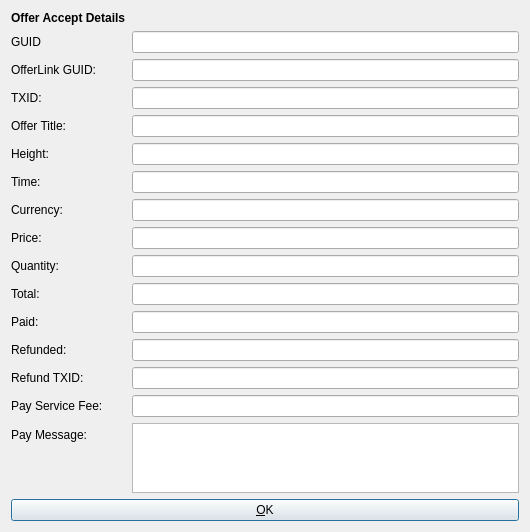
syscoin/syscoin1, file src/qt/forms/offeracceptinfodialog.ui: the form before one commit.
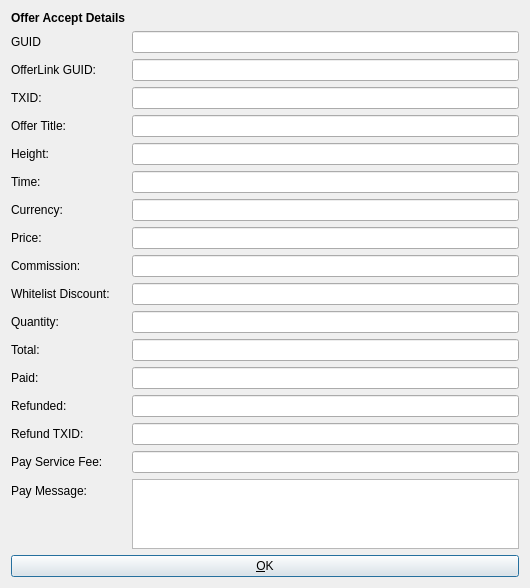
The form after the commit. Icons and pictures are not drawn.

What changed in the file:
```diff
--- a/src/qt/forms/offeracceptinfodialog.ui
+++ b/src/qt/forms/offeracceptinfodialog.ui
@@ -98,98 +98,98 @@
        </property>
       </widget>
      </item>
-     <item row="9" column="0">
+     <item row="11" column="0">
       <widget class="QLabel" name="label_13">
        <property name="text">
         <string>Quantity:</string>
        </property>
       </widget>
      </item>
-     <item row="9" column="1">
+     <item row="11" column="1">
       <widget class="QLineEdit" name="quantityEdit">
        <property name="enabled">
         <bool>true</bool>
        </property>
       </widget>
      </item>
-     <item row="10" column="0">
+     <item row="12" column="0">
       <widget class="QLabel" name="label_9">
        <property name="text">
         <string>Total:</string>
        </property>
       </widget>
      </item>
-     <item row="10" column="1">
+     <item row="12" column="1">
       <widget class="QLineEdit" name="totalEdit">
        <property name="enabled">
         <bool>true</bool>
        </property>
       </widget>
      </item>
-     <item row="11" column="0">
+     <item row="13" column="0">
       <widget class="QLabel" name="label_8">
        <property name="text">
         <string>Paid:</string>
        </property>
       </widget>
      </item>
-     <item row="11" column="1">
+     <item row="13" column="1">
       <widget class="QLineEdit" name="paidEdit">
        <property name="enabled">
         <bool>true</bool>
        </property>
       </widget>
      </item>
-     <item row="12" column="0">
+     <item row="14" column="0">
       <widget class="QLabel" name="label_10">
        <property name="text">
         <string>Refunded:</string>
        </property>
       </widget>
      </item>
-     <item row="12" column="1">
+     <item row="14" column="1">
       <widget class="QLineEdit" name="refundedEdit">
        <property name="enabled">
         <bool>true</bool>
        </property>
       </widget>
      </item>
-     <item row="14" column="0">
+     <item row="16" column="0">
       <widget class="QLabel" name="refundTXIDLabel">
        <property name="text">
         <string>Refund TXID:</string>
        </property>
       </widget>
      </item>
-     <item row="14" column="1">
+     <item row="16" column="1">
       <widget class="QLineEdit" name="paytxidEdit">
        <property name="enabled">
         <bool>true</bool>
        </property>
       </widget>
      </item>
-     <item row="15" column="0">
+     <item row="17" column="0">
       <widget class="QLabel" name="label">
        <property name="text">
         <string>Pay Service Fee:</string>
        </property>
       </widget>
      </item>
-     <item row="15" column="1">
+     <item row="17" column="1">
       <widget class="QLineEdit" name="payservicefeeEdit">
        <property name="enabled">
         <bool>true</bool>
        </property>
       </widget>
      </item>
-     <item row="17" column="0">
+     <item row="19" column="0">
       <widget class="QLabel" name="label_11">
        <property name="text">
         <string>Pay Message:</string>
        </property>
       </widget>
      </item>
-     <item row="17" column="1">
+     <item row="19" column="1">
       <widget class="QTextEdit" name="paymessageEdit">
        <property name="enabled">
         <bool>true</bool>
@@ -233,6 +233,26 @@
      <item row="2" column="1">
       <widget class="QLineEdit" name="linkGUIDEdit"/>
      </item>
+     <item row="9" column="0">
+      <widget class="QLabel" name="commissionLabel">
+       <property name="text">
+        <string>Commission:</string>
+       </property>
+      </widget>
+     </item>
+     <item row="10" column="0">
+      <widget class="QLabel" name="discountLabel">
+       <property name="text">
+        <string>Whitelist Discount:</string>
+       </property>
+      </widget>
+     </item>
+     <item row="9" column="1">
+      <widget class="QLineEdit" name="commissionEdit"/>
+     </item>
+     <item row="10" column="1">
+      <widget class="QLineEdit" name="discountEdit"/>
+     </item>
     </layout>
    </item>
    <item>
```
